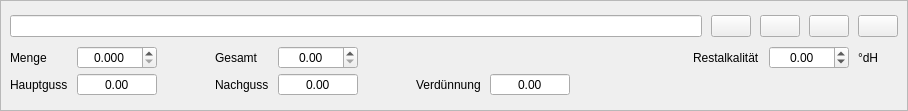
Old version of the form kleiner-brauhelfer/widgets/wdgwasseraufbereitung.ui in the repository kleiner-brauhelfer/kleiner-brauhelfer-2.
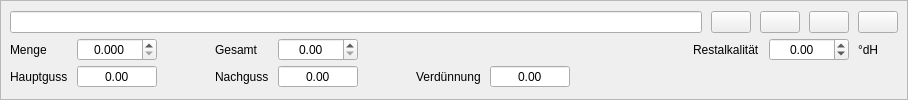
New version of the form. Icons and pictures are not drawn. Custom widgets are drawn as their Qt base class.

Diff of the .ui file:
```diff
--- a/kleiner-brauhelfer/widgets/wdgwasseraufbereitung.ui
+++ b/kleiner-brauhelfer/widgets/wdgwasseraufbereitung.ui
@@ -7,7 +7,7 @@
     <x>0</x>
     <y>0</y>
     <width>908</width>
-    <height>111</height>
+    <height>100</height>
    </rect>
   </property>
   <property name="sizePolicy">
```
